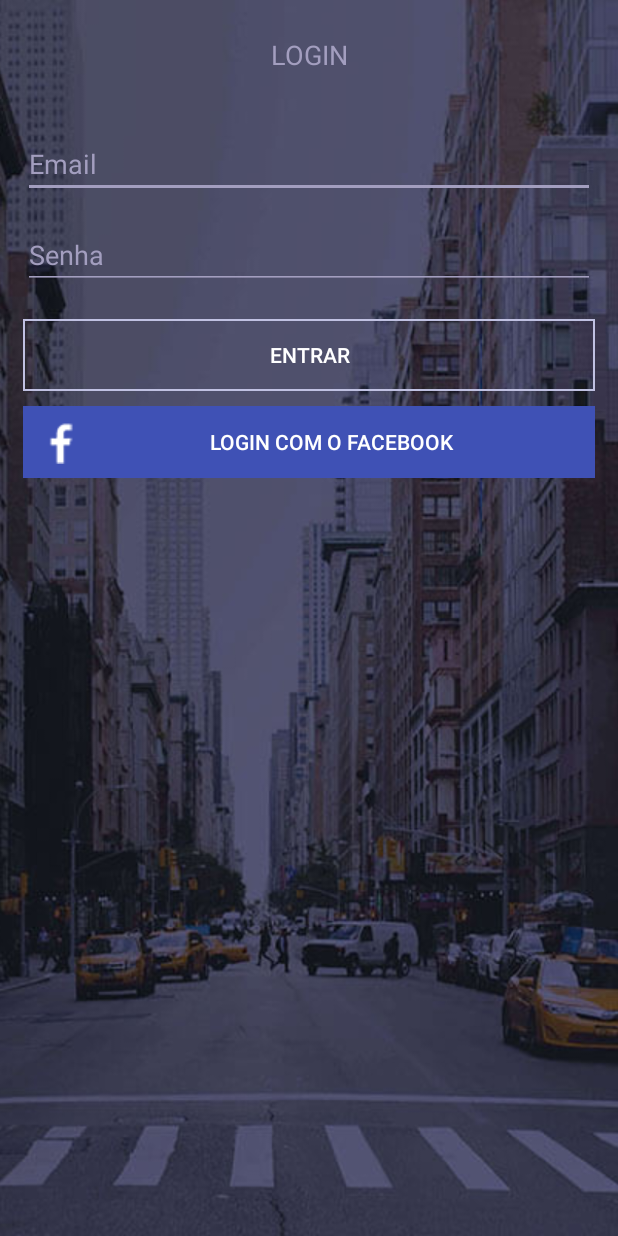
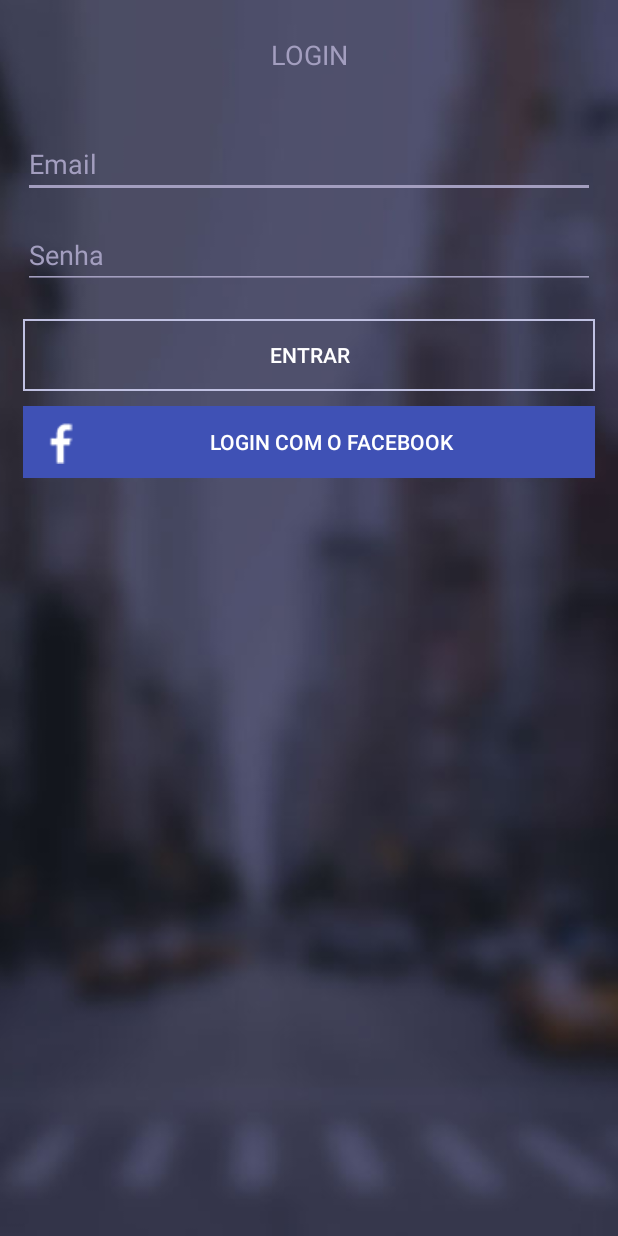
Before and after one commit to stringariSM/minhaComunidade, an Android app: the LoginActivity screen opened directly, with no data from a screen before it, on a phone screen of 412 x 824 dp. Run offline under Robolectric (Android 15) with nearby library versions, the light colour scheme and no system bars; our stand-ins replace Firebase (no records; nobody signed in at launch, a user with empty details on screens opened directly); 2 statements that could not run were skipped.

Commit message:
Alteração de imagem

```diff
--- a/app/src/main/res/layout/activity_cadastro_user.xml
+++ b/app/src/main/res/layout/activity_cadastro_user.xml
@@ -12,7 +12,7 @@
         android:layout_height="match_parent"
         android:scaleType="centerCrop"
         android:contentDescription="@string/imagem_de_fundo"
-        android:src="@drawable/city_background"
+        android:src="@drawable/city_background_blur"
         android:layout_alignParentTop="true"
         android:layout_alignParentStart="true" />
 
--- a/app/src/main/res/layout/activity_login.xml
+++ b/app/src/main/res/layout/activity_login.xml
@@ -12,7 +12,9 @@
         android:layout_height="match_parent"
         android:scaleType="centerCrop"
         android:contentDescription="@string/imagem_de_fundo"
-        android:src="@drawable/city_background"/>
+        android:src="@drawable/city_background_blur"
+        android:layout_alignParentTop="true"
+        android:layout_alignParentStart="true" />
 
     <EditText
         android:id="@+id/LoginEdtEmail"
```
Also changed, not shown: app/src/main/res/drawable/city_background_blur.jpg (added), app/src/main/res/drawable/city_background_sposed.png (added), 1 other file.
